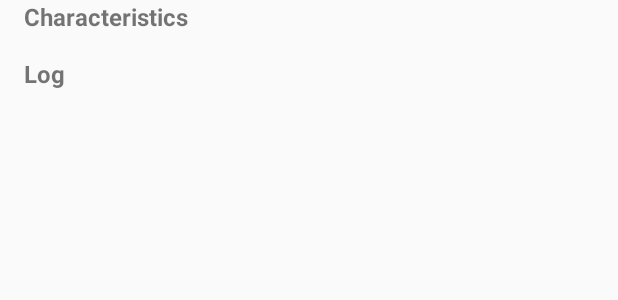
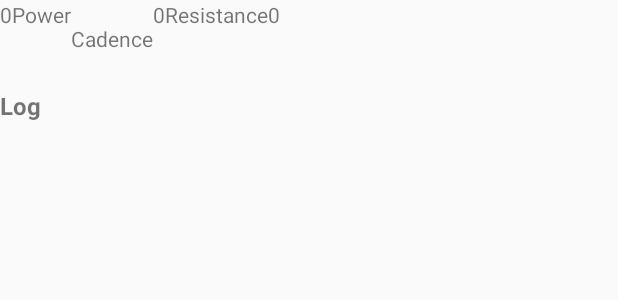
Before and after one commit to snowzach/echbt-android, an Android app: the layout activity_ech_stats.xml on its own in the app's theme, with its tools: preview values and no code run, on a phone screen of 412 x 824 dp. Shown: the top 300 px of the screen. Run offline under Robolectric (Android 15) with nearby library versions, the phone set to English and light mode, and no system bars.

Commit message:
Update layout and polling

```diff
--- a/app/src/main/java/org/prozach/echbt/android/ECHStatsActivity.kt
+++ b/app/src/main/java/org/prozach/echbt/android/ECHStatsActivity.kt
@@ -36,8 +36,10 @@ import org.prozach.echbt.android.ble.isReadable
 import org.prozach.echbt.android.ble.isWritable
 import org.prozach.echbt.android.ble.isWritableWithoutResponse
 import org.prozach.echbt.android.ble.toHexString
-import kotlinx.android.synthetic.main.activity_ble_operations.log_scroll_view
-import kotlinx.android.synthetic.main.activity_ble_operations.log_text_view
+import kotlinx.android.synthetic.main.activity_ech_stats.log_scroll_view
+import kotlinx.android.synthetic.main.activity_ech_stats.log_text_view
+import kotlinx.android.synthetic.main.activity_ech_stats.cadence
+import kotlinx.android.synthetic.main.activity_ech_stats.resistance
 import org.jetbrains.anko.alert
 import org.jetbrains.anko.noButton
 import org.jetbrains.anko.selector
@@ -93,13 +95,15 @@ class ECHStatsActivity : AppCompatActivity() {
         }
 
         for (characteristic in characteristics) {
-            if (characteristic.uuid == sensorUUID) {
+            when (characteristic.uuid) {
+                sensorUUID -> {
                     ConnectionManager.enableNotifications(device, characteristic)
                     log("Enabling notifications from ${characteristic.uuid}")
                 }
-            if (characteristic.uuid == writeUUID) {
+                writeUUID -> {
                     ConnectionManager.writeCharacteristic(device, characteristic, byteArrayOfInts(0xF0, 0xB0, 0x01, 0x01, 0xA2))
                     log("Writing activation string to ${characteristic.uuid}")
+                }
             }
         }
     }
@@ -202,7 +206,27 @@ class ECHStatsActivity : AppCompatActivity() {
             }
 
             onCharacteristicChanged = { _, characteristic ->
+                when (characteristic.value[1].toByte()) {
+                    0xD1.toByte() -> {
+                        val cadenceVal = characteristic.value[9].toUInt().shl(8) + characteristic.value[10].toUInt()
+
+                        runOnUiThread {
+                            cadence.text = cadenceVal.toString()
+                        }
+                        log("Cadence")
+                    }
+                    0xD2.toByte() -> {
+                        val resistanceVal = characteristic.value[3].toUInt()
+
+                        runOnUiThread {
+                            resistance.text = resistanceVal.toString()
+                        }
+                        log("Resistance")
+                    }
+                    else -> {
                         log("Value changed on ${characteristic.uuid}: ${characteristic.value.toHexString()}")
+                    }
+                }
             }
 
             onNotificationsEnabled = { _, characteristic ->
--- a/app/src/main/res/layout/activity_ech_stats.xml
+++ b/app/src/main/res/layout/activity_ech_stats.xml
@@ -21,52 +21,106 @@
     xmlns:tools="http://schemas.android.com/tools"
     android:layout_width="match_parent"
     android:layout_height="match_parent"
-    tools:context=".BleOperationsActivity">
+    tools:context=".BleOperationsActivity"
+    >
 
-    <TextView
-        android:id="@+id/characteristics_title"
+    <LinearLayout
+        android:id="@+id/linearLayout2"
         android:layout_width="wrap_content"
         android:layout_height="wrap_content"
-        android:layout_marginStart="16dp"
-        android:text="Characteristics"
-        android:textSize="16sp"
-        android:textStyle="bold"
-        app:layout_constraintStart_toStartOf="parent"
-        tools:layout_editor_absoluteY="64dp"
-        />
+        android:orientation="horizontal"
+        app:layout_constraintTop_toTopOf="parent"
+        >
+
+        <TextView
+            android:id="@+id/power"
+            android:layout_width="wrap_content"
+            android:layout_height="wrap_content"
+            android:layout_weight="1"
+            android:text="0"
+            />
+
+        <TextView
+            android:id="@+id/power_title"
+            android:layout_width="wrap_content"
+            android:layout_height="wrap_content"
+            android:layout_weight="1"
+            android:text="Power"
+            />
+
+        <TextView
+            android:id="@+id/cadence_title"
+            android:layout_width="wrap_content"
+            android:layout_height="wrap_content"
+            android:layout_marginTop="16dp"
+            android:layout_weight="1"
+            android:text="Cadence"
+            />
+
+        <TextView
+            android:id="@+id/cadence"
+            android:layout_width="wrap_content"
+            android:layout_height="wrap_content"
+            android:layout_weight="1"
+            android:text="0"
+            />
+
+        <TextView
+            android:id="@+id/resistance_title"
+            android:layout_width="wrap_content"
+            android:layout_height="wrap_content"
+            android:layout_weight="1"
+            android:text="Resistance"
+            />
+
+        <TextView
+            android:id="@+id/resistance"
+            android:layout_width="wrap_content"
+            android:layout_height="wrap_content"
+            android:layout_weight="1"
+            android:text="0"
+            />
+    </LinearLayout>
 
     <LinearLayout
-        app:layout_constraintTop_toBottomOf="@id/characteristics_title"
+        android:id="@+id/linearLayout"
+        android:layout_width="match_parent"
+        android:layout_height="0dp"
+        android:orientation="vertical"
         app:layout_constraintBottom_toBottomOf="parent"
+        app:layout_constraintEnd_toEndOf="parent"
+        app:layout_constraintHorizontal_bias="0.0"
         app:layout_constraintStart_toStartOf="parent"
-        app:layout_constraintEnd_toEndOf="parent"
-        android:orientation="vertical"
-        android:layout_width="match_parent"
-        android:layout_height="0dp">
+        app:layout_constraintTop_toBottomOf="@+id/linearLayout2"
+        app:layout_constraintVertical_bias="1.0"
+        >
 
         <TextView
             android:id="@+id/log_title"
             android:layout_width="wrap_content"
             android:layout_height="wrap_content"
-            android:layout_marginTop="16dp"
-            android:layout_marginStart="16dp"
+            android:layout_marginTop="24dp"
             android:text="Log"
+            android:textSize="16sp"
             android:textStyle="bold"
-            android:textSize="16sp" />
+            />
 
         <ScrollView
             android:id="@+id/log_scroll_view"
-            android:layout_width="match_parent"
-            android:layout_height="0dp"
+            android:layout_width="411dp"
+            android:layout_height="697dp"
+            android:layout_marginTop="29dp"
             android:layout_weight="1"
-            android:padding="4dp">
+            android:padding="4dp"
+            >
 
             <TextView
                 android:id="@+id/log_text_view"
+                android:layout_width="match_parent"
+                android:layout_height="wrap_content"
+                android:gravity="bottom"
                 android:scrollbars="vertical"
-                android:gravity="bottom"
-                android:layout_width="match_parent"
-                android:layout_height="wrap_content" />
+                />
 
         </ScrollView>
 
```
Lines whose indentation alone changed are shown as unchanged.
